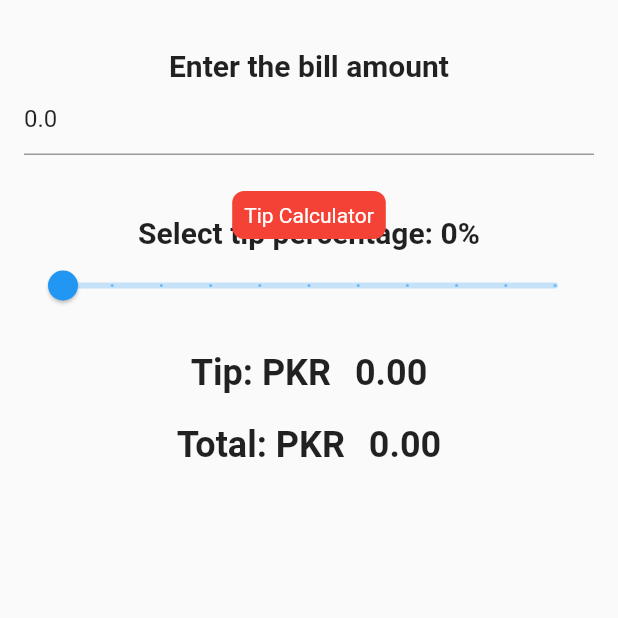
After one commit to HafizAwaiskhan/The-Flutter-Way, a Flutter app: the screen it shows after launch, after a tap on "Tip Calculator", on a phone screen of 412 x 824 dp, the part 403-1021 px from its top. The commit adds this screen. Run offline on Flutter 3.47's test engine with Material 2 defaults, Android fonts, the phone set to English and light mode, and no system bars; our stand-ins replace flutter_styled_toast, google_fonts; missing offline and left inert: dart:ffi.

```diff
--- /dev/null
+++ b/lib/helper_classes/app_strings.dart
@@ -0,0 +1,22 @@
+Map<String, String> appStrings = {
+  'appTitle': 'Tip Calculator',
+  'billAmount': 'Enter the bill amount',
+  'selectTipPercentage': 'Select tip percentage:',
+  'tip': 'Tip: PKR ',
+  'total': 'Total: PKR ',
+  'enterBillAmountHint': 'Bill Amount',
+  'simpleCalculator': 'Simple Calculator',
+  'tipCalculator': 'Tip Calculator',
+  'listGridView': 'List view / Grid view',
+  'enterFirstNumber': 'Enter first number',
+  'enterSecondNumber': 'Enter second number',
+  'calculate': 'Calculate',
+  'result': 'Result',
+  'generateList': 'Generate List',
+  'enterListSize': 'Enter list size',
+  'switchToListView': 'Switch to List view',
+  'switchToGridView': 'Switch to Grid view',
+  'itemDescription': 'Here is our description for',
+  'selectOperator': 'Please Select some operator!!',
+  'bottomNavigationView': 'Bottom Navigation View'
+};
--- a/lib/text_styles.dart
+++ b/lib/helper_classes/text_styles.dart
@@ -21,9 +21,8 @@ class CustomTextStyles {
       color: Colors.white
   );
   static final textStyle14RegularWhite = GoogleFonts.roboto(
-    fontSize: 14.0,
-    fontWeight: FontWeight.w400,
+      fontSize: 14.0,
+      fontWeight: FontWeight.w400,
       color: Colors.white
-
   );
 }
--- a/lib/toast_helper.dart
+++ b/lib/helper_classes/toast_helper.dart
@@ -5,22 +5,22 @@ class ToastHelper {
   static void showToast(BuildContext context, String message) {
     showToastWidget(
       Container(
-        padding: EdgeInsets.all(8.0),
+        padding: const EdgeInsets.all(8.0),
         decoration: BoxDecoration(
           borderRadius: BorderRadius.circular(8.0),
           color: Colors.red,
         ),
         child: Text(
           message,
-          style: TextStyle(color: Colors.white),
+          style: const TextStyle(color: Colors.white),
         ),
       ),
       context: context,
       animation: StyledToastAnimation.scale,
       reverseAnimation: StyledToastAnimation.fade,
       position: StyledToastPosition.center,
-      duration: Duration(seconds: 4),
-      animDuration: Duration(seconds: 1),
+      duration: const Duration(seconds: 4),
+      animDuration: const Duration(seconds: 1),
       curve: Curves.easeInOut,
     );
   }
--- /dev/null
+++ b/lib/logics/tip_calculator_logic.dart
@@ -0,0 +1,12 @@
+class TipCalculatorLogic {
+  double billAmount = 0.0;
+  double tipPercentage = 0.0;
+
+  double calculateTipAmount() {
+    return (billAmount * tipPercentage) / 100;
+  }
+
+  double calculateTotalAmount() {
+    return billAmount + calculateTipAmount();
+  }
+}
--- a/lib/main.dart
+++ b/lib/main.dart
@@ -1,38 +1,40 @@
 import 'package:flutter/material.dart';
 import 'package:provider/provider.dart';
 import 'package:tip_calculator_flutter/models/simple_calculator_model.dart';
-import 'package:tip_calculator_flutter/simple_calculator.dart';
-import 'package:tip_calculator_flutter/tip_calculator.dart';
-import 'package:tip_calculator_flutter/toast_helper.dart';
-import 'app_strings.dart';
-import 'tip_calculator_logic.dart';
-import 'grocery_list_view.dart';
-import 'text_styles.dart';
+import 'package:tip_calculator_flutter/views/bottom_navigation_view.dart';
+import 'package:tip_calculator_flutter/views/simple_calculator_view.dart';
+import 'package:tip_calculator_flutter/views/tip_calculator_view.dart';
+import 'package:tip_calculator_flutter/helper_classes/toast_helper.dart';
+import 'helper_classes/app_strings.dart';
+import 'logics/tip_calculator_logic.dart';
+import 'models/tip_calculator_model.dart';
+import 'views/grocery_list_view.dart';
+import 'helper_classes/text_styles.dart';
 
 void main() {
   runApp(
-    ChangeNotifierProvider(
-      create: (context) => SimpleCalculatorModel(),
+    MultiProvider(
+      providers: [
+        ChangeNotifierProvider<SimpleCalculatorModel>(
+            create: (context) => SimpleCalculatorModel()),
+        ChangeNotifierProvider<TipCalculatorModel>(
+            create: (context) => TipCalculatorModel()),
+        // Provide the TipCalculatorModel
+      ],
       child: MyApp(),
     ),
   );
 }
 
 class MyApp extends StatelessWidget {
-
   @override
   Widget build(BuildContext context) {
-    return MaterialApp(
-      home: CustomApp()
-    );
+    return MaterialApp(home: CustomApp());
   }
 }
 
 class CustomApp extends StatelessWidget {
   CustomApp({super.key});
-
-  final TextEditingController billAmountController = TextEditingController();
-  final TipCalculatorLogic logic = TipCalculatorLogic();
 
   @override
   Widget build(BuildContext context) {
@@ -42,12 +44,16 @@ class CustomApp extends StatelessWidget {
         padding: EdgeInsets.all(16.0),
         child: Center(
           child: Column(
-            mainAxisAlignment: MainAxisAlignment.spaceEvenly, // Center vertically
-            crossAxisAlignment: CrossAxisAlignment.center, // Center horizontally
+            mainAxisAlignment: MainAxisAlignment.spaceEvenly,
+            // Center vertically
+            crossAxisAlignment: CrossAxisAlignment.center,
+            // Center horizontally
             children: <Widget>[
               _buildNavigationButton(appStrings['simpleCalculator']!, context),
               _buildNavigationButton(appStrings['tipCalculator']!, context),
               _buildNavigationButton(appStrings['listGridView']!, context),
+              _buildNavigationButton(
+                  appStrings['bottomNavigationView']!, context),
             ],
           ),
         ),
@@ -65,7 +71,7 @@ class CustomApp extends StatelessWidget {
     );
   }
 
-  Widget _buildNavigationButton(String operator , BuildContext context) {
+  Widget _buildNavigationButton(String operator, BuildContext context) {
     return ElevatedButton(
       onPressed: () {
         handleButtonClick(operator, context);
@@ -77,7 +83,7 @@ class CustomApp extends StatelessWidget {
     );
   }
 
-  void handleButtonClick(String operator , BuildContext context) {
+  void handleButtonClick(String operator, BuildContext context) {
     // Handle button click logic here
     ToastHelper.showToast(context, operator);
     navigateToNewScreen(context, operator);
@@ -86,12 +92,14 @@ class CustomApp extends StatelessWidget {
   void navigateToNewScreen(BuildContext context, String operator) {
     Map<String, Widget> screenMap = {
       "Simple Calculator": const CalculatorScreen(),
-      "Tip Calculator": TipCalculatorBody(billAmountController: billAmountController, logic: logic),
+      "Tip Calculator": const TipCalculator(),
       "Grocery List View": const GroceryListView(),
+      "Bottom Navigation View": const BottomNavigation()
       // Add other screens as needed
     };
 
-    Widget selectedScreen = screenMap[operator] ?? Container(); // Default to an empty Container if the operator is not found
+    Widget selectedScreen = screenMap[operator] ??
+        Container(); // Default to an empty Container if the operator is not found
 
     Navigator.push(
       context,
@@ -100,5 +108,4 @@ class CustomApp extends StatelessWidget {
       ),
     );
   }
-
 }
--- /dev/null
+++ b/lib/models/tip_calculator_model.dart
@@ -0,0 +1,17 @@
+import 'package:flutter/material.dart';
+
+class TipCalculatorModel extends ChangeNotifier {
+  double billAmount = 0.0;
+  double percentage = 0.0;
+  double tipResult = 0.0;
+  double totalAmount = 0.0;
+
+  void setValues(double billAmount, double percentage, double tipResult,
+      double totalAmount) {
+    this.billAmount = billAmount;
+    this.percentage = percentage;
+    this.tipResult = tipResult;
+    this.totalAmount = totalAmount;
+    notifyListeners();
+  }
+}
--- /dev/null
+++ b/lib/views/tip_calculator_view.dart
@@ -0,0 +1,125 @@
+import 'dart:ffi';
+
+import 'package:flutter/material.dart';
+import 'package:provider/provider.dart';
+import 'package:tip_calculator_flutter/helper_classes/text_styles.dart';
+import 'package:tip_calculator_flutter/models/tip_calculator_model.dart';
+import '../main.dart';
+import '../logics/tip_calculator_logic.dart';
+import '../helper_classes/app_strings.dart';
+
+class TipCalculator extends StatefulWidget {
+  const TipCalculator({super.key});
+
+  @override
+  _TipCalculatorScreenState createState() => _TipCalculatorScreenState();
+}
+
+class _TipCalculatorScreenState extends State<TipCalculator> {
+  TextEditingController _billAmountController = TextEditingController();
+  TipCalculatorLogic _tipLogic = TipCalculatorLogic();
+
+  @override
+  void initState() {
+    super.initState();
+    // Initialize controllers with data from CalculatorData
+    final tipCalculatorData = Provider.of<TipCalculatorModel>(context, listen: false);
+    _billAmountController = TextEditingController(text: tipCalculatorData.billAmount.toString());
+    _tipLogic.tipPercentage = tipCalculatorData.percentage;
+    // Set the initial values for tip and total amounts
+    // _tipLogic.billAmount = double.tryParse(_billAmountController.text) ?? 0.0;
+    _tipLogic.calculateTipAmount(); // Update tip amount
+    _tipLogic.calculateTotalAmount(); // Update total amount
+  }
+
+  @override
+  Widget build(BuildContext context) {
+    return Scaffold(
+      appBar: CustomApp.buildAppBar("Tip Calculator"),
+      body: Center(
+        child: Padding(
+          padding: const EdgeInsets.all(16.0),
+          child: Column(
+            mainAxisAlignment: MainAxisAlignment.center,
+            children: <Widget>[
+              Text(
+                appStrings['billAmount']!,
+                style: CustomTextStyles.textStyle20SemiBold,
+              ),
+              TextField(
+                keyboardType: TextInputType.number,
+                controller: _billAmountController,
+                onChanged: (value) {
+                  setState(() {
+                    _tipLogic.billAmount = double.tryParse(value) ?? 0.0;
+                  });
+                  saveDataInModel();
+                },
+              ),
+              const Padding(padding: EdgeInsets.symmetric(vertical: 20.0)),
+              Text(
+                '${appStrings['selectTipPercentage']} ${_tipLogic.tipPercentage.toStringAsFixed(0)}%',
+                style: CustomTextStyles.textStyle20SemiBold,
+              ),
+              Slider(
+                value: _tipLogic.tipPercentage,
+                min: 0,
+                max: 30,
+                divisions: 10,
+                onChanged: (value) {
+                  setState(() {
+                    _tipLogic.tipPercentage = value;
+                  });
+                  saveDataInModel();
+                },
+              ),
+              const Padding(padding: EdgeInsets.symmetric(vertical: 10.0)),
+              Row(
+                mainAxisAlignment: MainAxisAlignment.center,
+                children: <Widget>[
+                  Padding(
+                    padding: const EdgeInsets.only(right: 10.0),
+                    child: Text(
+                      appStrings['tip']!,
+                      style: CustomTextStyles.textStyle24Bold,
+                    ),
+                  ),
+                  Text(
+                    _tipLogic.calculateTipAmount().toStringAsFixed(2),
+                    style: CustomTextStyles.textStyle24Bold,
+                  ),
+                ],
+              ),
+              const Padding(padding: EdgeInsets.symmetric(vertical: 10.0)),
+              Row(
+                mainAxisAlignment: MainAxisAlignment.center,
+                children: <Widget>[
+                  Padding(
+                    padding: const EdgeInsets.only(right: 10.0),
+                    child: Text(
+                      appStrings['total']!,
+                      style: CustomTextStyles.textStyle24Bold,
+                    ),
+                  ),
+                  Text(
+                    _tipLogic.calculateTotalAmount().toStringAsFixed(2),
+                    style: CustomTextStyles.textStyle24Bold,
+                  ),
+                ],
+              ),
+            ],
+          ),
+        ),
+      ),
+    );
+  }
+
+  void saveDataInModel() {
+    final tipCalculatorModel = Provider.of<TipCalculatorModel>(context, listen: false);
+    double billAmount = double.tryParse(_billAmountController.text) ?? 0.0;
+    double tipAmount = _tipLogic.calculateTipAmount();
+    double totalAmount = _tipLogic.calculateTotalAmount();
+
+    tipCalculatorModel.setValues(billAmount, _tipLogic.tipPercentage, tipAmount, totalAmount);
+  }
+}
```
Also changed, not shown: lib/app_strings.dart (deleted, +0 -21 lines), lib/logics/simple_calculator_logic.dart (renamed from lib/tip_calculator_logic.dart, +5 -18 lines), lib/models/simple_calculator_model.dart (+5 -5 lines), lib/simple_calculator.dart (deleted, +0 -115 lines), lib/tip_calculator.dart (deleted, +0 -91 lines), lib/views/bottom_navigation_view.dart (added, +51 -0 lines), lib/views/grocery_list_view.dart (renamed from lib/grocery_list_view.dart, +18 -15 lines), lib/views/simple_calculator_view.dart (added, +118 -0 lines), lib/helper_classes/button_styles.dart (renamed from lib/button_styles.dart).
